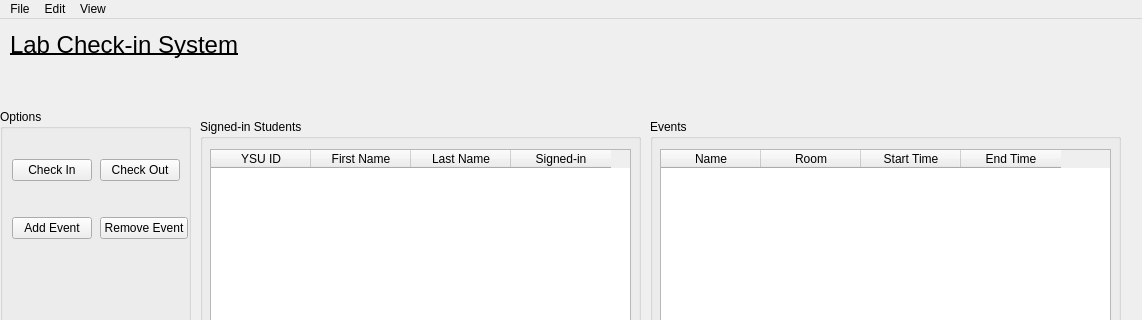
The window that Lab-Check-in-System/homepageview.ui (calebkrlich/Computer-Lab-Check-in-System) describes before a commit, drawn with Qt 5; both pictures show x 0 to 1142 and y 0 to 320 of the 1142 by 570 pixel window.
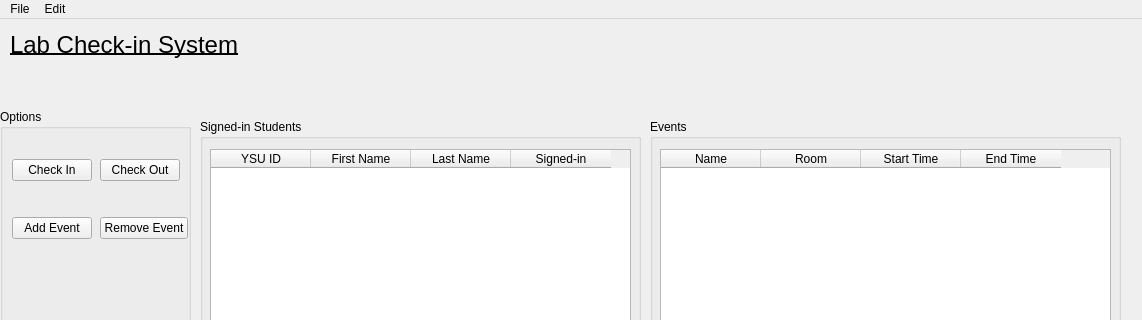
The same window after the commit.

Commit message: added semi-working checkin manual view and removed the checked in view as it was redundent

The edit to the form file:
```diff
--- a/Lab-Check-in-System/homepageview.ui
+++ b/Lab-Check-in-System/homepageview.ui
@@ -222,16 +222,8 @@
     </property>
     <addaction name="separator"/>
    </widget>
-   <widget class="QMenu" name="menuView">
-    <property name="title">
-     <string>View</string>
-    </property>
-    <addaction name="actionClass_Schedule"/>
-    <addaction name="actionChecked_In_Students"/>
-   </widget>
    <addaction name="menuLab_Check_in_System"/>
    <addaction name="menuEdit"/>
-   <addaction name="menuView"/>
   </widget>
   <widget class="QStatusBar" name="statusbar"/>
   <action name="actionClass_Schedule">
```
The commit also changes 26 other files.
